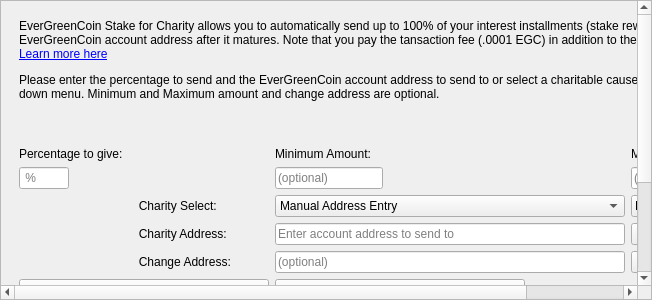
Above: src/qt/forms/charitydialog.ui from EverGreenCoinDev/EverGreenCoin before the change. Below: the same form after it.
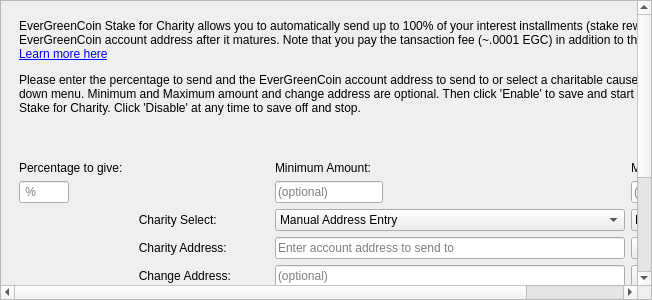
That is the form after the change. Icons and pictures are not drawn.

Commit message: clearer instructions for Stake for Charity

```diff
--- a/src/qt/forms/charitydialog.ui
+++ b/src/qt/forms/charitydialog.ui
@@ -46,7 +46,7 @@
       </property>
       <property name="geometry">
        <rect>
-        <x>-86</x>
+        <x>0</x>
         <y>0</y>
         <width>773</width>
         <height>458</height>
@@ -94,7 +94,7 @@
              <number>1</number>
             </property>
             <property name="text">
-             <string>&lt;html&gt;&lt;head/&gt;&lt;body&gt;&lt;p&gt;EverGreenCoin Stake for Charity allows you to automatically send up to 100% of your interest installments (stake rewards) to another EverGreenCoin account address after it matures. Note that you pay the tansaction fee (.0001 EGC) in addition to the percentage.  &lt;br /&gt;&lt;a href=&quot;https://evergreencoin.org/staking-for-charity/&quot;&gt;Learn more here&lt;/a&gt;&lt;/p&gt;&lt;p&gt;Please enter the percentage to send and the EverGreenCoin account address to send to or select a charitable cause from the drop-down menu. Minimum and Maximum amount and change address are optional.&lt;/p&gt;&lt;p&gt;&lt;br/&gt;&lt;/p&gt;&lt;/body&gt;&lt;/html&gt;</string>
+             <string>&lt;html&gt;&lt;head/&gt;&lt;body&gt;&lt;p&gt;EverGreenCoin Stake for Charity allows you to automatically send up to 100% of your interest installments (stake rewards) to another EverGreenCoin account address after it matures. Note that you pay the tansaction fee (~.0001 EGC) in addition to the percentage.  &lt;br /&gt;&lt;a href=&quot;https://evergreencoin.org/staking-for-charity/&quot;&gt;Learn more here&lt;/a&gt;&lt;/p&gt;&lt;p&gt;Please enter the percentage to send and the EverGreenCoin account address to send to or select a charitable cause from the drop-down menu. Minimum and Maximum amount and change address are optional. Then click 'Enable' to save and start EverGreenCoin Stake for Charity. Click 'Disable' at any time to save off and stop.&lt;/p&gt;&lt;p&gt;&lt;br/&gt;&lt;/p&gt;&lt;/body&gt;&lt;/html&gt;</string>
             </property>
             <property name="alignment">
              <set>Qt::AlignLeading|Qt::AlignLeft|Qt::AlignTop</set>
```
